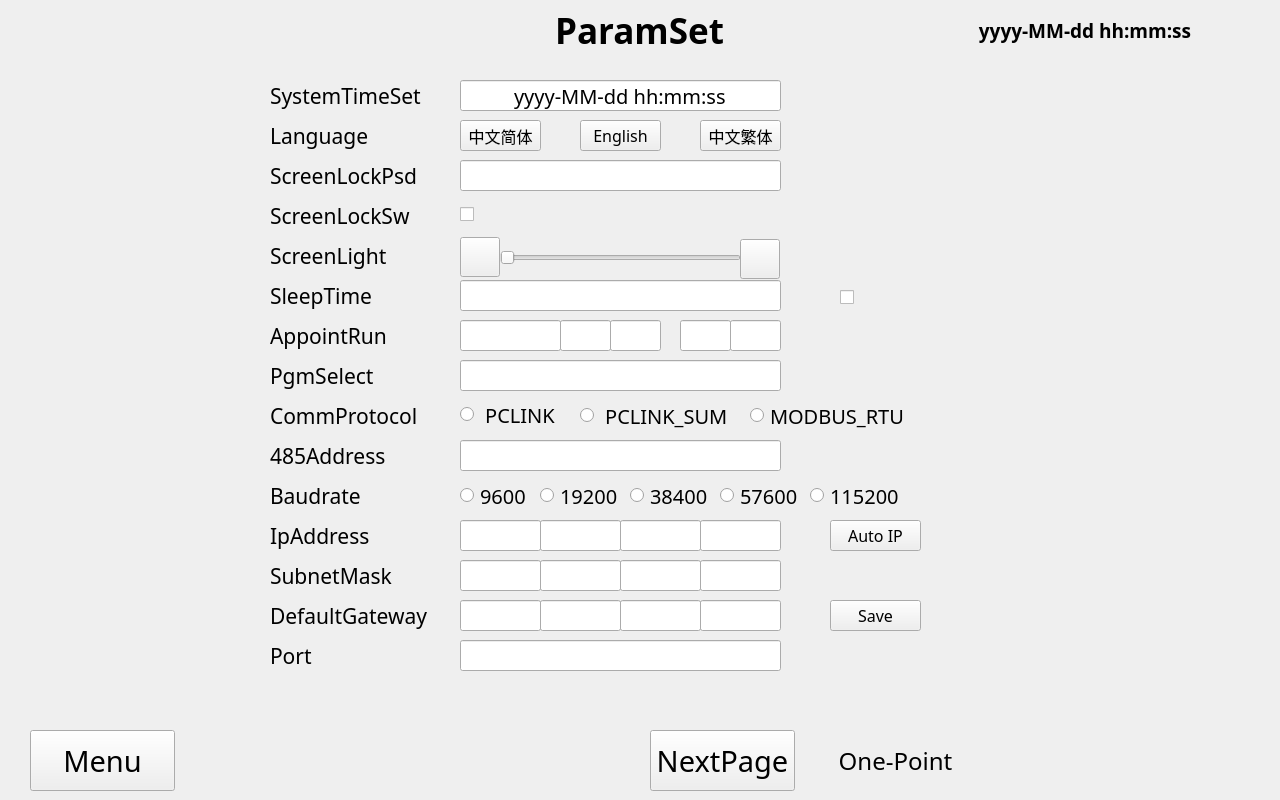
The window that parameter_setting.ui (qingdouke/TemakViews) describes before a commit, drawn with Qt 5.
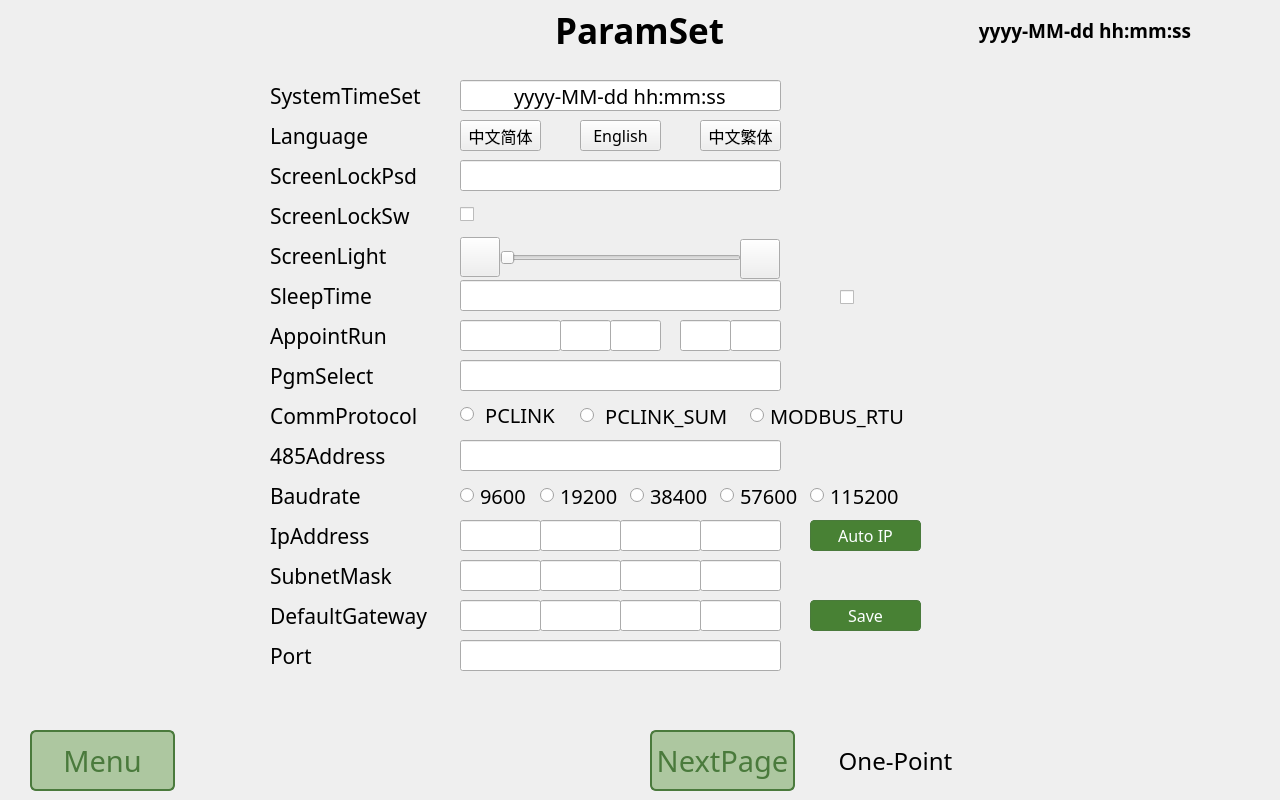
The same window after the commit.

Diff of the .ui file:
```diff
--- a/parameter_setting.ui
+++ b/parameter_setting.ui
@@ -977,9 +977,9 @@
    <widget class="QPushButton" name="auto_static_pbtn">
     <property name="geometry">
      <rect>
-      <x>830</x>
+      <x>810</x>
       <y>460</y>
-      <width>91</width>
+      <width>111</width>
       <height>31</height>
      </rect>
     </property>
@@ -989,6 +989,25 @@
       <pointsize>12</pointsize>
      </font>
     </property>
+    <property name="styleSheet">
+     <string notr="true">QPushButton {
+    /* 正常状态 */
+	border:1px solid rgb(74,122,60);
+	background-color:rgb(72, 129, 52);
+	border-radius:4px;
+    color:rgb(252,255,255);
+}
+
+QPushButton:hover {
+    /* 鼠标停留状态 */
+    background-color: rgb(184, 192, 193);
+}
+
+QPushButton:pressed {
+    /* 鼠标按下状态 */
+    background-color: rgb(255,255,255);
+}</string>
+    </property>
     <property name="text">
      <string>Auto IP</string>
     </property>
@@ -996,9 +1015,9 @@
    <widget class="QPushButton" name="save_ip_pbtn">
     <property name="geometry">
      <rect>
-      <x>830</x>
+      <x>810</x>
       <y>540</y>
-      <width>91</width>
+      <width>111</width>
       <height>31</height>
      </rect>
     </property>
@@ -1008,6 +1027,25 @@
       <pointsize>12</pointsize>
      </font>
     </property>
+    <property name="styleSheet">
+     <string notr="true">QPushButton {
+    /* 正常状态 */
+	border:1px solid rgb(74,122,60);
+	background-color:rgb(72, 129, 52);
+	border-radius:4px;
+    color:rgb(252,255,255);
+}
+
+QPushButton:hover {
+    /* 鼠标停留状态 */
+    background-color: rgb(184, 192, 193);
+}
+
+QPushButton:pressed {
+    /* 鼠标按下状态 */
+    background-color: rgb(255,255,255);
+}</string>
+    </property>
     <property name="text">
      <string>Save</string>
     </property>
@@ -1323,6 +1361,26 @@
       <pointsize>22</pointsize>
      </font>
     </property>
+    <property name="styleSheet">
+     <string notr="true">QPushButton {
+    /* 正常状态 */
+	border:2px solid rgb(74,122,60);
+	background-color:rgb(173,199,160);
+	border-radius:6px;
+    color:rgb(74,122,60);
+}
+
+QPushButton:hover {
+    /* 鼠标停留状态 */
+    background-color: rgb(184, 192, 193);
+}
+
+QPushButton:pressed {
+    /* 鼠标按下状态 */
+
+    background-color: rgb(255,255,255);
+}</string>
+    </property>
     <property name="text">
      <string>Menu</string>
     </property>
@@ -1342,6 +1400,26 @@
       <pointsize>22</pointsize>
      </font>
     </property>
+    <property name="styleSheet">
+     <string notr="true">QPushButton {
+    /* 正常状态 */
+	border:2px solid rgb(74,122,60);
+	background-color:rgb(173,199,160);
+	border-radius:6px;
+    color:rgb(74,122,60);
+}
+
+QPushButton:hover {
+    /* 鼠标停留状态 */
+    background-color: rgb(184, 192, 193);
+}
+
+QPushButton:pressed {
+    /* 鼠标按下状态 */
+
+    background-color: rgb(255,255,255);
+}</string>
+    </property>
     <property name="text">
      <string>NextPage</string>
     </property>
```
